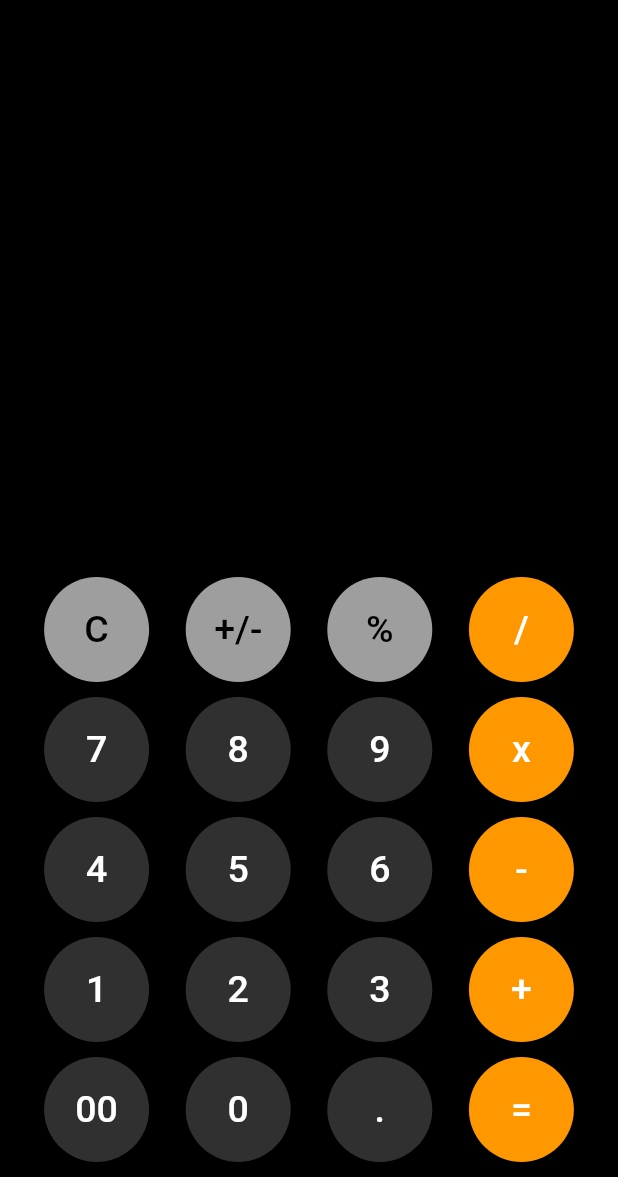
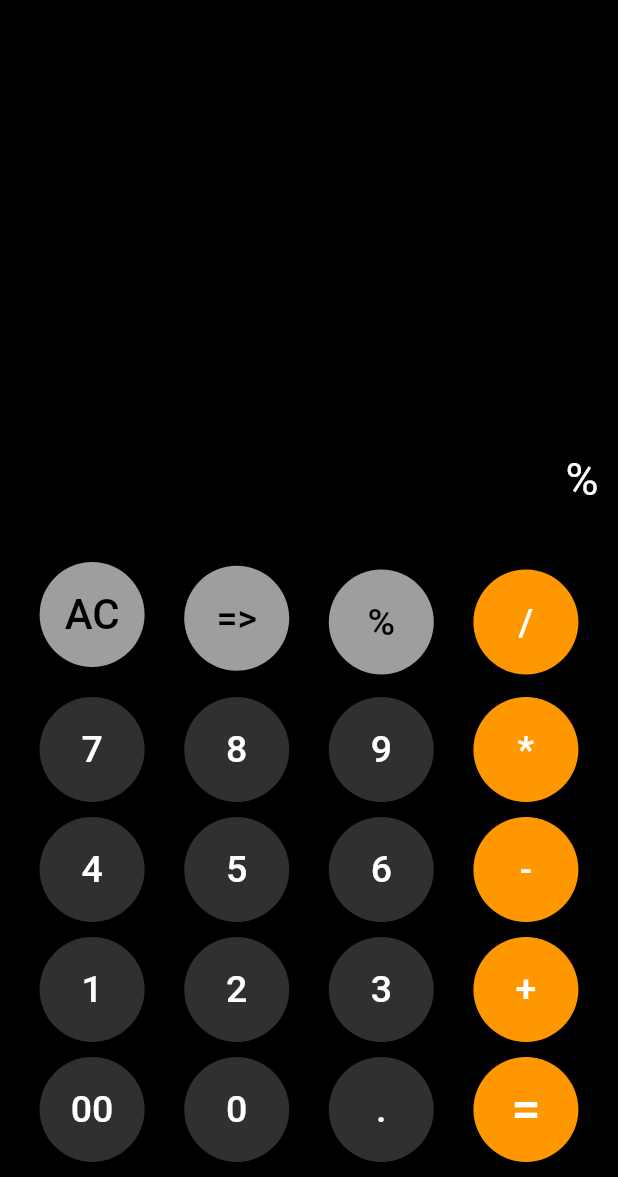
Before and after one commit to Gabriel-26/simple_flutter_calculator, a Flutter app: the screen it shows after launch, after a tap on an icon or button, on a phone screen of 412 x 824 dp, the part 59-1236 px from its top. Run offline on Flutter 3.47's test engine with Material 2 defaults, Android fonts, the phone set to English and light mode, and no system bars; our stand-ins replace gradient_widgets, math_expressions; Roboto replaces fonts that are missing (RobotoMono).

```diff
--- a/lib/calculator.dart
+++ b/lib/calculator.dart
@@ -1,34 +1,38 @@
 // ignore_for_file: prefer_const_constructors, prefer_const_literals_to_create_immutables
 
 import 'package:flutter/material.dart';
+import 'package:math_expressions/math_expressions.dart';
+import 'package:gradient_widgets/gradient_widgets.dart';
+
+
+
+String strInput = "";
+final textControllerInput = TextEditingController();
+final textControllerResult = TextEditingController();
 
 class Calculator extends StatefulWidget {
   const Calculator({Key? key}) : super(key: key);
 
+
   @override
   State<Calculator> createState() => _CalculatorState();
+
 }
 
 class _CalculatorState extends State<Calculator> {
-  Widget numButton(String btnText, Color btnColor, Color txtColor) {
-    return ElevatedButton(
-      onPressed: () {
-        calculate(btnText);
-      },
-      child: Text(
-        btnText,
-        style: TextStyle(
-          fontSize: 25,
-          color: txtColor,
-        ),
-      ),
-      style: ElevatedButton.styleFrom(
-        fixedSize: Size(70, 70),
-        shape: CircleBorder(),
-        primary: btnColor,
-      ),
-    );
+  @override
+  void initState() {
+    super.initState();
+    textControllerInput.addListener(() {});
+    textControllerResult.addListener(() {});
   }
+  @override
+  void dispose() {
+    textControllerInput.dispose();
+    textControllerResult.dispose();
+    super.dispose();
+  }
+
 
   @override
   Widget build(BuildContext context) {
@@ -38,31 +42,65 @@ class _CalculatorState extends State<Calculator> {
         title: Text("Calculator"),
         backgroundColor: Colors.black,
       ),
-      body: Padding(
-        padding: EdgeInsets.symmetric(horizontal: 5),
-        child: Column(
-          mainAxisAlignment: MainAxisAlignment.end,
-          children: [
-            Row(
-              mainAxisAlignment: MainAxisAlignment.end,
-              children: [
-                Expanded(
-                  child: Padding(
-                    padding: EdgeInsets.all(10.0),
-                    child: Text(
-                      text,
-                      textAlign: TextAlign.left,
-                      style: TextStyle(color: Colors.white, fontSize: 55),
-                    ),
-                  ),
+      body: Column(
+        mainAxisAlignment: MainAxisAlignment.end,
+        children: <Widget>[
+           Padding(
+              padding: EdgeInsets.symmetric(horizontal: 10),
+              child:  TextField(
+                decoration:  InputDecoration.collapsed(
+                    hintText: "0",
+                    hintStyle: TextStyle(
+                      fontSize: 30,
+                      fontFamily: 'RobotoMono',
+
+                    )),
+                style: TextStyle(
+                  fontSize: 30,
+                  fontFamily: 'RobotoMono',
+                  color: Colors.white,
                 ),
-              ],
-            ),
+                textAlign: TextAlign.right,
+                controller: textControllerInput,
+                onTap: () =>
+                    FocusScope.of(context).requestFocus( FocusNode()),
+              )),
+           Padding(
+              padding: EdgeInsets.symmetric(horizontal: 10),
+              child: TextField(
+                decoration:  InputDecoration.collapsed(
+                    hintText: "Result",
+                    // fillColor: Colors.deepPurpleAccent,
+                    hintStyle: TextStyle(fontFamily: 'RobotoMono')),
+                textInputAction: TextInputAction.none,
+                keyboardType: TextInputType.number,
+                style: TextStyle(
+                    fontSize: 32,
+                    fontFamily: 'RobotoMono',
+                    fontWeight: FontWeight.bold
+                  // color: Colors.deepPurpleAccent
+                ),
+                textAlign: TextAlign.right,
+                controller: textControllerResult,
+                onTap: () {
+                  FocusScope.of(context).requestFocus( FocusNode());
+                  // ClipboardManager.copyToClipBoard(textControllerResult.text).then((result) {
+                  //   Fluttertoast.showToast(
+                  //       msg: "Value copied to clipboard!",
+                  //       toastLength: Toast.LENGTH_SHORT,
+                  //       gravity: ToastGravity.CENTER,
+                  //       timeInSecForIos: 1,
+                  //       backgroundColor: Colors.blueAccent,
+                  //       textColor: Colors.white,
+                  //       fontSize: 16.0
+                  //   );
+                  // });
+                },)),
             Row(
               mainAxisAlignment: MainAxisAlignment.spaceEvenly,
               children: [
-                numButton("C", Colors.grey, Colors.black),
-                numButton("+/-", Colors.grey, Colors.black),
+                btnAC("AC", Colors.grey, Colors.black),
+                btnClear("=>", Colors.grey, Colors.black),
                 numButton("%", Colors.grey, Colors.black),
                 numButton("/", Colors.orange, Colors.white),
               ],
@@ -74,7 +112,7 @@ class _CalculatorState extends State<Calculator> {
                 numButton("7", (Colors.grey[850])!, Colors.white),
                 numButton("8", (Colors.grey[850])!, Colors.white),
                 numButton("9", (Colors.grey[850])!, Colors.white),
-                numButton("x", Colors.orange, Colors.white),
+                numButton("*", Colors.orange, Colors.white),
               ],
             ),
             SizedBox(height: 10),
@@ -104,55 +142,101 @@ class _CalculatorState extends State<Calculator> {
                 numButton("00", (Colors.grey[850])!, Colors.white),
                 numButton("0", (Colors.grey[850])!, Colors.white),
                 numButton(".", (Colors.grey[850])!, Colors.white),
-                numButton("=", Colors.orange, Colors.white),
+                btnEqual("=", Colors.orange, Colors.white),
               ],
             ),
             SizedBox(height: 10),
           ],
         ),
+      );
+  }
+
+  Widget numButton( String btntext, btnColor, txtColor) {
+    return ElevatedButton(
+      onPressed: () {
+        setState(() {
+          textControllerInput.text = textControllerInput.text + btntext;
+        });      },
+      style: ElevatedButton.styleFrom(
+        fixedSize: Size(70, 70), backgroundColor: btnColor,
+        shape: CircleBorder(),
+      ),
+      child: Text(
+        btntext,
+        style: TextStyle(
+          fontSize: 25,
+          color: txtColor,
+        ),
+      ),
+    );
+  }
+  Widget btnAC(btntext, Color btnColor, txtColor) {
+    return Container(
+      padding: EdgeInsets.only(bottom: 10.0),
+      child: ElevatedButton(
+        onPressed: () {
+          setState(() {
+            textControllerInput.text = "";
+            textControllerResult.text = "";
+          });
+        },
+        style: ElevatedButton.styleFrom(
+          fixedSize: Size(70, 70), backgroundColor: btnColor,
+          shape: CircleBorder(),
+        ),
+        child: Text(
+          btntext,
+          style: TextStyle(
+              fontSize: 28.0, color: txtColor, fontFamily: 'RobotoMono'),
+        ),
       ),
     );
   }
 
-  // Logic
-  int firstNumber = 0;
-  int secondNumber = 0;
-  String result = "";
-  String text = "";
-  String operation = "";
+  Widget btnClear( String btntext, btnColor, txtColor) {
+    return Container(
+      padding: EdgeInsets.only(bottom: 5.0),
+      child: TextButton(
+        onPressed: () {
+          textControllerInput.text = (textControllerInput.text.length > 0)
+              ? (textControllerInput.text
+              .substring(0, textControllerInput.text.length - 1))
+              : "";
+        },
+    style: TextButton.styleFrom(
+    fixedSize: Size(70, 70), backgroundColor: btnColor,
+    shape: CircleBorder(),
+      ),
+        child: Text(btntext,
+        style: TextStyle(
+            fontSize: 25, color: txtColor
+        ),),
+      )
+    );
+  }
 
-  void calculate(String btnText) {
-    if (btnText == "C") {
-      result = "";
-      text = "";
-      firstNumber = 0;
-      secondNumber = 0;
-    } else if (btnText == "+" ||
-        btnText == "-" ||
-        btnText == "x" ||
-        btnText == "/") {
-      firstNumber = int.parse(text);
-      result = "";
-      operation = btnText;
-    } else if (btnText == "=") {
-      secondNumber = int.parse(text);
-      if (operation == "+") {
-        result = (firstNumber + secondNumber).toString();
-      }
-      if (operation == "-") {
-        result = (firstNumber - secondNumber).toString();
-      }
-      if (operation == "x") {
-        result = (firstNumber * secondNumber).toString();
-      }
-      if (operation == "/") {
-        result = (firstNumber ~/ secondNumber).toString();
-      }
-    } else {
-      result = int.parse(text + btnText).toString();
-    }
+  Widget btnEqual(btnText, btnColor, txtColor) {
+    return ElevatedButton(
+        onPressed: () {
+    //Calculate everything here
+    // Parse expression:
+    Parser p = Parser();
+    // Bind variables:
+    ContextModel cm = ContextModel();
+    Expression exp = p.parse(textControllerInput.text);
     setState(() {
-      text = result;
+      textControllerInput.text  =  exp.evaluate(EvaluationType.REAL, cm).toString();
+
     });
-  }
+    },
+      style: ElevatedButton.styleFrom(
+        fixedSize: Size(70, 70), backgroundColor: btnColor,
+        shape: CircleBorder(),
+      ),
+        child: Text(
+        btnText,
+        style: TextStyle(fontSize: 35.0, color: txtColor),
+    ),
+  );
 }
+}
```
